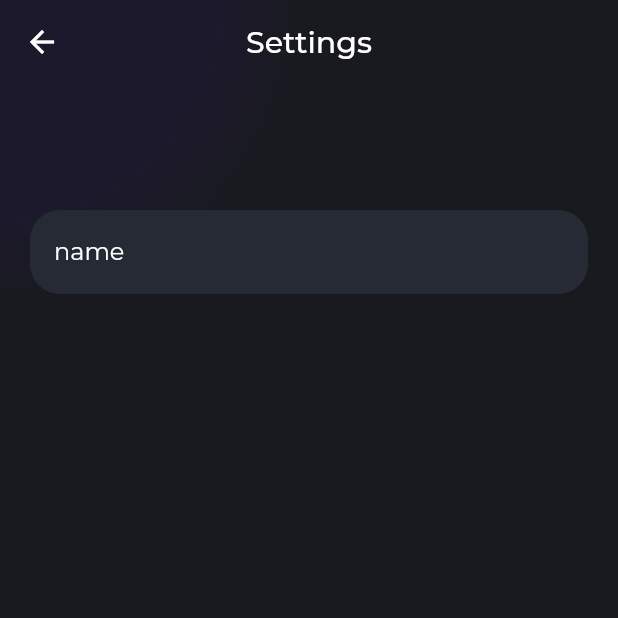
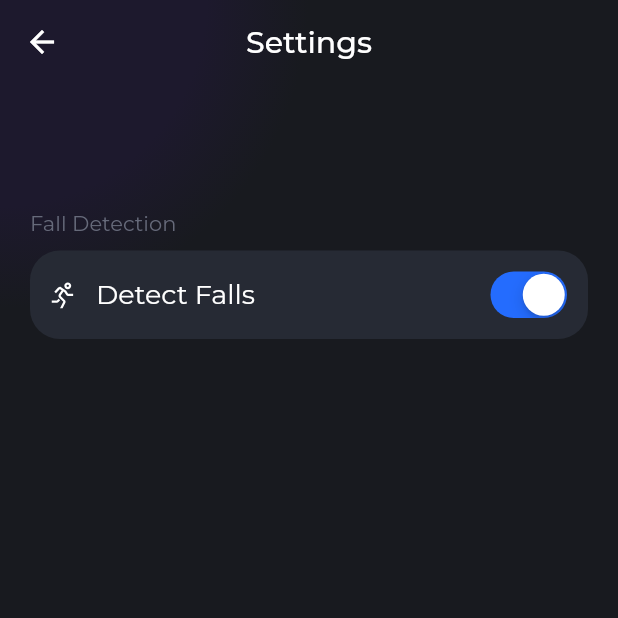
Before and after one commit to anohene1/companera, a Flutter app: the Settings screen opened directly, on a phone screen of 412 x 824 dp, the top half of it. Run offline on Flutter 3.47's test engine with Material 2 defaults, Android fonts, the phone set to English and light mode, and no system bars; our stand-ins replace firebase_auth, firebase_core, fl_chart, google_fonts, google_maps_flutter, google_sign_in and 4 more; missing offline and left inert: flutter_platform_alert; accounts and stored records are empty.

Commit message:
create settings group item

```diff
--- a/lib/main.dart
+++ b/lib/main.dart
@@ -35,8 +35,7 @@ class MyApp extends StatelessWidget {
       theme: ThemeData(
         primaryColor: const Color(0xff246CFE),
         brightness: Brightness.dark,
-        textTheme: GoogleFonts.montserratTextTheme(ThemeData.dark().textTheme)
-
+        textTheme: GoogleFonts.montserratTextTheme(ThemeData.dark().textTheme),
       ),
       home: AuthService().signedInUser == null ? AuthScreen() : HomeScreen(),
     );
--- a/lib/view/pages/settings.dart
+++ b/lib/view/pages/settings.dart
@@ -1,6 +1,8 @@
 import 'package:companera/view/widgets/settings_group.dart';
+import 'package:companera/view/widgets/settings_group_item.dart';
 import 'package:flutter/material.dart';
 import 'package:flutter/services.dart';
+import 'package:line_icons/line_icons.dart';
 
 import '../../constants/app-colors.dart';
 import '../widgets/dark_radial_background.dart';
@@ -41,8 +43,9 @@ class _SettingsState extends State<Settings> {
                   child: Column(
                     children: [
                       SettingsGroup(
+                        heading: 'Fall Detection',
                         children: [
-                          ListTile(title: Text('name'),)
+                          SettingsGroupItem(icon: LineIcons.running, title: 'Detect Falls', value: true, onChanged: (value){},)
                         ],
                       )
                     ],
--- a/lib/view/widgets/settings_group.dart
+++ b/lib/view/widgets/settings_group.dart
@@ -4,16 +4,32 @@ import '../../constants/app-colors.dart';
 
 class SettingsGroup extends StatelessWidget {
   final List<Widget> children;
-  const SettingsGroup({Key? key, required this.children}) : super(key: key);
+  final String heading;
+  const SettingsGroup({Key? key, required this.children, required this.heading})
+      : super(key: key);
 
   @override
   Widget build(BuildContext context) {
-    return Container(
-      width: double.infinity,
-      decoration: BoxDecoration(borderRadius: BorderRadius.circular(20), color: AppColors.primaryBackgroundColor),
-      child: Column(
-        children: children,
-      ),
+    return Column(
+      crossAxisAlignment: CrossAxisAlignment.start,
+      children: [
+        Text(
+          heading,
+          style: TextStyle(
+            color: HexColor.fromHex("666A7A"),
+          ),
+        ),
+        SizedBox(height: 10,),
+        Container(
+          width: double.infinity,
+          decoration: BoxDecoration(
+              borderRadius: BorderRadius.circular(20),
+              color: AppColors.primaryBackgroundColor),
+          child: Column(
+            children: children,
+          ),
+        ),
+      ],
     );
   }
 }
--- /dev/null
+++ b/lib/view/widgets/settings_group_item.dart
@@ -0,0 +1,26 @@
+import 'package:flutter/cupertino.dart';
+import 'package:flutter/material.dart';
+
+class SettingsGroupItem extends StatelessWidget {
+  final IconData icon;
+  final String title;
+  final bool? value;
+  final ValueChanged<bool>? onChanged;
+
+  const SettingsGroupItem({Key? key, required this.icon, required this.title, this.onChanged, this.value}) : super(key: key);
+
+  @override
+  Widget build(BuildContext context) {
+    return Container(
+      padding: EdgeInsets.symmetric(horizontal: 10, vertical: 10),
+      child: Row(
+        children: [
+          Icon(icon),
+          SizedBox(width: 10,),
+          Expanded(child: Text(title, style: TextStyle(fontSize: 18),)),
+          onChanged != null ? CupertinoSwitch(value: value!, onChanged: onChanged, activeColor: Theme.of(context).primaryColor,) : Container()
+        ],
+      ),
+    );
+  }
+}
```
